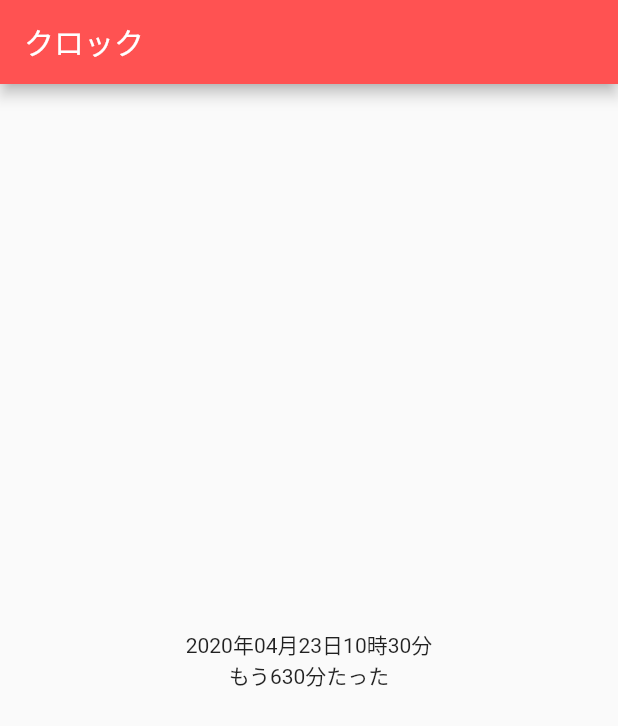
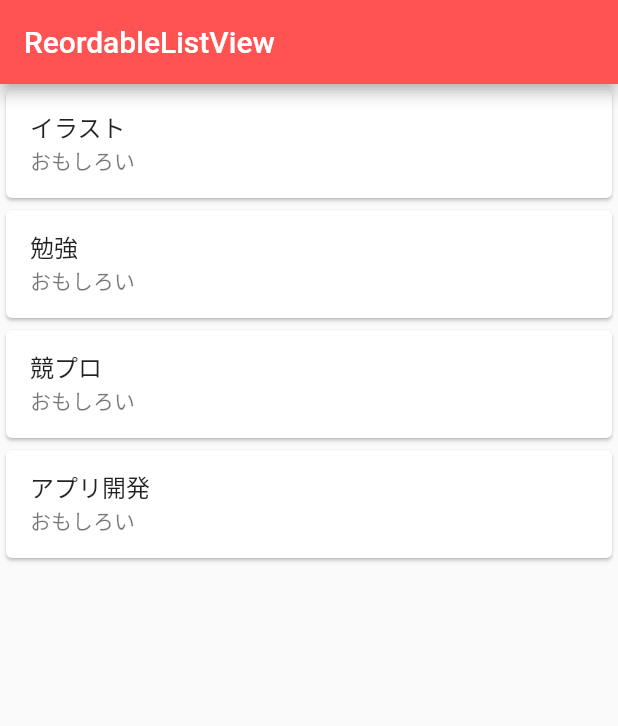
Before and after one commit to thoth000/flutter_learning, a Flutter app: the screen it shows after launch, on a phone screen of 412 x 824 dp. Shown: the top 726 px of the screen. Run offline on Flutter 3.47's test engine with Material 2 defaults, Android fonts, the phone set to English and light mode, and no system bars; our stand-ins replace hive, hive_flutter; accounts and stored records are empty.

Commit message:
並び替えリストの実装
Widget:ReordableListView

```diff
--- a/lib/main.dart
+++ b/lib/main.dart
@@ -23,7 +23,7 @@ void main() async {
     ChangeNotifierProvider(
       create: (_) => DataStorage(),
       child: ChangeNotifierProvider(
-        create: (_) => TimeNotifier(),
+        create: (_) => ListNotifier(),
         child: MyApp(),
       ),
     ),
--- a/lib/pages/clock.dart
+++ b/lib/pages/clock.dart
@@ -1,6 +1,4 @@
 import 'package:flutter/material.dart';
-import '../change_notifier.dart';
-import 'package:provider/provider.dart';
 import 'package:intl/intl.dart';
 
 class ClockPage extends StatefulWidget {
--- a/lib/pages/list.dart
+++ b/lib/pages/list.dart
@@ -7,6 +7,7 @@ import 'alert_dialog.dart';
 import 'radio.dart';
 import 'test.dart';
 import 'clock.dart';
+import 'reordable.dart';
 
 class PageList extends StatefulWidget {
   @override
@@ -19,6 +20,7 @@ class _PageListState extends State<PageList> {
     return PageView(
       scrollDirection: Axis.horizontal,
       children: <Widget>[
+        RLPage(),
         ClockPage(),
         TestPage(),
         ChangeThemePage(),
--- /dev/null
+++ b/lib/pages/reordable.dart
@@ -0,0 +1,33 @@
+import 'package:flutter/material.dart';
+import 'package:provider/provider.dart';
+import '../change_notifier.dart';
+
+class RLPage extends StatelessWidget {
+  @override
+  Widget build(BuildContext context) {
+    final notifier = Provider.of<ListNotifier>(context);
+    return Scaffold(
+      appBar: AppBar(
+        title: Text('ReordableListView'),
+      ),
+      body: Center(
+        child: Container(
+          child: ReorderableListView(
+            children: [
+              for (int i = 0; i < notifier.list.length; i++)
+                Card(
+                  key: Key(notifier.list[i][1].toString()),
+                  child: ListTile(
+                    title: Text(notifier.list[i][0]),
+                    subtitle: Text('おもしろい'),
+                  ),
+                ),
+            ],
+            onReorder: (oldIndex, newIndex) =>
+                notifier.reorder(oldIndex, newIndex),
+          ),
+        ),
+      ),
+    );
+  }
+}
--- a/pubspec.yaml
+++ b/pubspec.yaml
@@ -14,7 +14,7 @@ description: A new Flutter application.
 version: 1.0.0+1
 
 environment:
-  sdk: ">=2.1.0 <3.0.0"
+  sdk: ">=2.2.2 <3.0.0"
 
 dependencies:
   flutter:
```
Also changed, not shown: lib/change_notifier.dart (+9 -4 lines).
